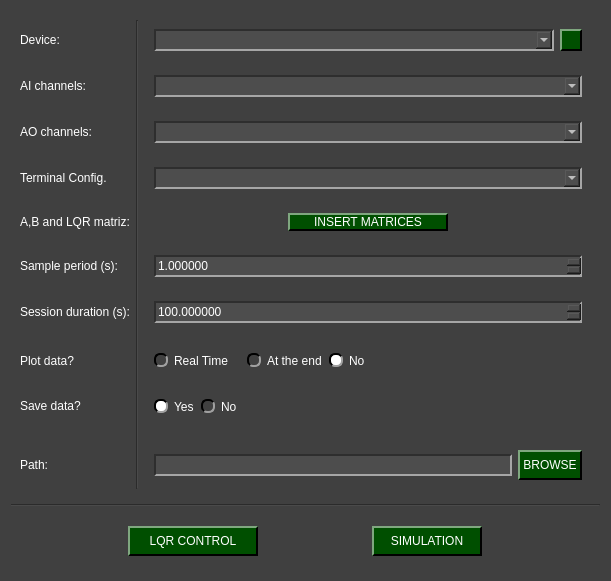
Qt form pydaq/uis/PyDAQ_lqr_control_NIDAQ_widget.ui (viniciusfs14/pydaq) before a commit.
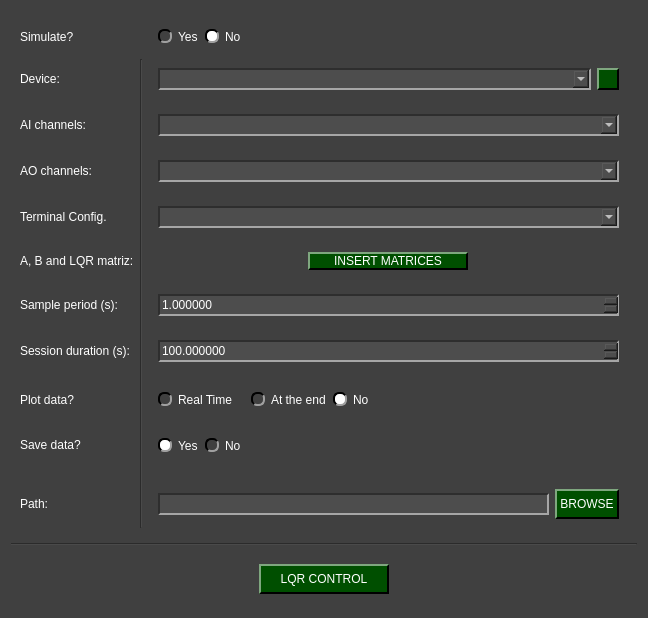
The same form after that commit. Icons and pictures are not drawn.

Commit message: Refactoring the import and adjustments to the lqr control simulation.

```diff
--- a/pydaq/uis/PyDAQ_lqr_control_NIDAQ_widget.ui
+++ b/pydaq/uis/PyDAQ_lqr_control_NIDAQ_widget.ui
@@ -9,8 +9,8 @@
    <rect>
     <x>0</x>
     <y>0</y>
-    <width>611</width>
-    <height>581</height>
+    <width>648</width>
+    <height>618</height>
    </rect>
   </property>
   <property name="minimumSize">
@@ -435,30 +435,55 @@
         </property>
        </widget>
       </item>
-      <item>
-       <widget class="QPushButton" name="simulate_button">
-        <property name="maximumSize">
-         <size>
-          <width>110</width>
-          <height>30</height>
-         </size>
-        </property>
-        <property name="text">
-         <string>SIMULATION</string>
-        </property>
-       </widget>
-      </item>
      </layout>
     </widget>
    </item>
    <item row="0" column="0">
     <widget class="QWidget" name="widget" native="true">
      <layout class="QGridLayout" name="gridLayout">
-      <item row="3" column="2">
-       <widget class="QWidget" name="widget_4" native="true">
-        <layout class="QGridLayout" name="gridLayout_5">
+      <item row="6" column="0">
+       <widget class="QLabel" name="label_4">
+        <property name="minimumSize">
+         <size>
+          <width>0</width>
+          <height>30</height>
+         </size>
+        </property>
+        <property name="maximumSize">
+         <size>
+          <width>16777215</width>
+          <height>30</height>
+         </size>
+        </property>
+        <property name="text">
+         <string>Sample period (s):</string>
+        </property>
+       </widget>
+      </item>
+      <item row="4" column="0">
+       <widget class="QLabel" name="label_terminal">
+        <property name="minimumSize">
+         <size>
+          <width>0</width>
+          <height>30</height>
+         </size>
+        </property>
+        <property name="maximumSize">
+         <size>
+          <width>16777215</width>
+          <height>30</height>
+         </size>
+        </property>
+        <property name="text">
+         <string>Terminal Config.</string>
+        </property>
+       </widget>
+      </item>
+      <item row="1" column="2">
+       <widget class="QWidget" name="widget_device" native="true">
+        <layout class="QGridLayout" name="gridLayout_3">
          <item row="0" column="0">
-          <widget class="QComboBox" name="terminal_config_combo">
+          <widget class="QComboBox" name="device_combo">
            <property name="minimumSize">
             <size>
              <width>0</width>
@@ -473,47 +498,48 @@
            </property>
           </widget>
          </item>
+         <item row="0" column="1">
+          <widget class="QPushButton" name="reload_devices">
+           <property name="minimumSize">
+            <size>
+             <width>22</width>
+             <height>22</height>
+            </size>
+           </property>
+           <property name="maximumSize">
+            <size>
+             <width>22</width>
+             <height>22</height>
+            </size>
+           </property>
+           <property name="text">
+            <string/>
+           </property>
+          </widget>
+         </item>
         </layout>
        </widget>
       </item>
+      <item row="3" column="0">
+       <widget class="QLabel" name="label_ao_channel">
+        <property name="minimumSize">
+         <size>
+          <width>0</width>
+          <height>30</height>
+         </size>
+        </property>
+        <property name="maximumSize">
+         <size>
+          <width>16777215</width>
+          <height>30</height>
+         </size>
+        </property>
+        <property name="text">
+         <string>AO channels:</string>
+        </property>
+       </widget>
+      </item>
       <item row="5" column="2">
-       <widget class="QWidget" name="widget_5" native="true">
-        <layout class="QGridLayout" name="gridLayout_6">
-         <item row="0" column="0">
-          <widget class="QDoubleSpinBox" name="Ts_in">
-           <property name="minimumSize">
-            <size>
-             <width>0</width>
-             <height>22</height>
-            </size>
-           </property>
-           <property name="maximumSize">
-            <size>
-             <width>16777215</width>
-             <height>22</height>
-            </size>
-           </property>
-           <property name="decimals">
-            <number>6</number>
-           </property>
-           <property name="maximum">
-            <double>999999999999.000000000000000</double>
-           </property>
-           <property name="singleStep">
-            <double>0.010000000000000</double>
-           </property>
-           <property name="stepType">
-            <enum>QAbstractSpinBox::StepType::AdaptiveDecimalStepType</enum>
-           </property>
-           <property name="value">
-            <double>1.000000000000000</double>
-           </property>
-          </widget>
-         </item>
-        </layout>
-       </widget>
-      </item>
-      <item row="4" column="2">
        <widget class="QWidget" name="widget_11" native="true">
         <layout class="QGridLayout" name="gridLayout_8">
          <item row="0" column="0">
@@ -538,7 +564,197 @@
         </layout>
        </widget>
       </item>
-      <item row="7" column="2" alignment="Qt::AlignmentFlag::AlignLeft">
+      <item row="1" column="0">
+       <widget class="QLabel" name="label_device">
+        <property name="minimumSize">
+         <size>
+          <width>0</width>
+          <height>30</height>
+         </size>
+        </property>
+        <property name="maximumSize">
+         <size>
+          <width>16777215</width>
+          <height>30</height>
+         </size>
+        </property>
+        <property name="text">
+         <string>Device:</string>
+        </property>
+       </widget>
+      </item>
+      <item row="12" column="2">
+       <widget class="QWidget" name="widget_9" native="true">
+        <layout class="QHBoxLayout" name="horizontalLayout_3">
+         <item alignment="Qt::AlignmentFlag::AlignVCenter">
+          <widget class="QLineEdit" name="path_line_edit">
+           <property name="minimumSize">
+            <size>
+             <width>0</width>
+             <height>22</height>
+            </size>
+           </property>
+           <property name="maximumSize">
+            <size>
+             <width>16777215</width>
+             <height>22</height>
+            </size>
+           </property>
+          </widget>
+         </item>
+         <item alignment="Qt::AlignmentFlag::AlignVCenter">
+          <widget class="QPushButton" name="path_folder_browse">
+           <property name="minimumSize">
+            <size>
+             <width>0</width>
+             <height>30</height>
+            </size>
+           </property>
+           <property name="maximumSize">
+            <size>
+             <width>16777215</width>
+             <height>30</height>
+            </size>
+           </property>
+           <property name="text">
+            <string> BROWSE </string>
+           </property>
+          </widget>
+         </item>
+        </layout>
+       </widget>
+      </item>
+      <item row="7" column="0">
+       <widget class="QLabel" name="label_5">
+        <property name="minimumSize">
+         <size>
+          <width>0</width>
+          <height>30</height>
+         </size>
+        </property>
+        <property name="maximumSize">
+         <size>
+          <width>16777215</width>
+          <height>30</height>
+         </size>
+        </property>
+        <property name="text">
+         <string>Session duration (s):</string>
+        </property>
+       </widget>
+      </item>
+      <item row="8" column="0">
+       <widget class="QLabel" name="label_6">
+        <property name="minimumSize">
+         <size>
+          <width>0</width>
+          <height>30</height>
+         </size>
+        </property>
+        <property name="maximumSize">
+         <size>
+          <width>16777215</width>
+          <height>30</height>
+         </size>
+        </property>
+        <property name="text">
+         <string>Plot data?</string>
+        </property>
+       </widget>
+      </item>
+      <item row="3" column="2">
+       <widget class="QWidget" name="widget_ao_channel" native="true">
+        <layout class="QGridLayout" name="gridLayout_2">
+         <item row="0" column="0">
+          <widget class="QComboBox" name="ao_channel_combo">
+           <property name="minimumSize">
+            <size>
+             <width>0</width>
+             <height>22</height>
+            </size>
+           </property>
+           <property name="maximumSize">
+            <size>
+             <width>16777215</width>
+             <height>22</height>
+            </size>
+           </property>
+          </widget>
+         </item>
+        </layout>
+       </widget>
+      </item>
+      <item row="4" column="2">
+       <widget class="QWidget" name="widget_terminal" native="true">
+        <layout class="QGridLayout" name="gridLayout_5">
+         <item row="0" column="0">
+          <widget class="QComboBox" name="terminal_config_combo">
+           <property name="minimumSize">
+            <size>
+             <width>0</width>
+             <height>22</height>
+            </size>
+           </property>
+           <property name="maximumSize">
+            <size>
+             <width>16777215</width>
+             <height>22</height>
+            </size>
+           </property>
+          </widget>
+         </item>
+        </layout>
+       </widget>
+      </item>
+      <item row="9" column="2" alignment="Qt::AlignmentFlag::AlignLeft">
+       <widget class="QWidget" name="widget_8" native="true">
+        <layout class="QHBoxLayout" name="horizontalLayout_2">
+         <item>
+          <widget class="QRadioButton" name="yes_save_radio">
+           <property name="text">
+            <string>Yes</string>
+           </property>
+           <property name="checked">
+            <bool>true</bool>
+           </property>
+           <attribute name="buttonGroup">
+            <string notr="true">save_radio_group</string>
+           </attribute>
+          </widget>
+         </item>
+         <item>
+          <widget class="QRadioButton" name="no_save_radio">
+           <property name="text">
+            <string>No</string>
+           </property>
+           <attribute name="buttonGroup">
+            <string notr="true">save_radio_group</string>
+           </attribute>
+          </widget>
+         </item>
+        </layout>
+       </widget>
+      </item>
+      <item row="2" column="0">
+       <widget class="QLabel" name="label_ai_channel">
+        <property name="minimumSize">
+         <size>
+          <width>0</width>
+          <height>30</height>
+         </size>
+        </property>
+        <property name="maximumSize">
+         <size>
+          <width>16777215</width>
+          <height>30</height>
+         </size>
+        </property>
+        <property name="text">
+         <string>AI channels:</string>
+        </property>
+       </widget>
+      </item>
+      <item row="8" column="2" alignment="Qt::AlignmentFlag::AlignLeft">
        <widget class="QWidget" name="widget_7" native="true">
         <layout class="QHBoxLayout" name="horizontalLayout">
          <item>
@@ -597,8 +813,8 @@
         </layout>
        </widget>
       </item>
-      <item row="0" column="0">
-       <widget class="QLabel" name="label">
+      <item row="12" column="0" alignment="Qt::AlignmentFlag::AlignVCenter">
+       <widget class="QLabel" name="label_8">
         <property name="minimumSize">
          <size>
           <width>0</width>
@@ -612,56 +828,11 @@
          </size>
         </property>
         <property name="text">
-         <string>Device:</string>
+         <string>Path:</string>
         </property>
        </widget>
       </item>
-      <item row="6" column="0">
-       <widget class="QLabel" name="label_5">
-        <property name="minimumSize">
-         <size>
-          <width>0</width>
-          <height>30</height>
-         </size>
-        </property>
-        <property name="maximumSize">
-         <size>
-          <width>16777215</width>
-          <height>30</height>
-         </size>
-        </property>
-        <property name="text">
-         <string>Session duration (s):</string>
-        </property>
-       </widget>
-      </item>
-      <item row="3" column="0">
-       <widget class="QLabel" name="label_3">
-        <property name="minimumSize">
-         <size>
-          <width>0</width>
-          <height>30</height>
-         </size>
-        </property>
-        <property name="maximumSize">
-         <size>
-          <width>16777215</width>
-          <height>30</height>
-         </size>
-        </property>
-        <property name="text">
-         <string>Terminal Config.</string>
-        </property>
-       </widget>
-      </item>
-      <item row="4" column="0">
-       <widget class="QLabel" name="label_10">
-        <property name="text">
-         <string>A,B and LQR matriz:</string>
-        </property>
-       </widget>
-      </item>
-      <item row="6" column="2">
+      <item row="7" column="2">
        <widget class="QWidget" name="widget_6" native="true">
         <layout class="QGridLayout" name="gridLayout_7">
          <item row="0" column="0">
@@ -701,11 +872,11 @@
         </layout>
        </widget>
       </item>
-      <item row="0" column="2">
-       <widget class="QWidget" name="widget_2" native="true">
-        <layout class="QGridLayout" name="gridLayout_3">
+      <item row="6" column="2">
+       <widget class="QWidget" name="widget_5" native="true">
+        <layout class="QGridLayout" name="gridLayout_6">
          <item row="0" column="0">
-          <widget class="QComboBox" name="device_combo">
+          <widget class="QDoubleSpinBox" name="Ts_in">
            <property name="minimumSize">
             <size>
              <width>0</width>
@@ -718,206 +889,34 @@
              <height>22</height>
             </size>
            </property>
-          </widget>
-         </item>
-         <item row="0" column="1">
-          <widget class="QPushButton" name="reload_devices">
-           <property name="minimumSize">
-            <size>
-             <width>22</width>
-             <height>22</height>
-            </size>
+           <property name="decimals">
+            <number>6</number>
            </property>
-           <property name="maximumSize">
-            <size>
-             <width>22</width>
-             <height>22</height>
-            </size>
+           <property name="maximum">
+            <double>999999999999.000000000000000</double>
            </property>
-           <property name="text">
-            <string/>
+           <property name="singleStep">
+            <double>0.010000000000000</double>
            </property>
-          </widget>
-         </item>
-        </layout>
-       </widget>
-      </item>
-      <item row="5" column="0">
-       <widget class="QLabel" name="label_4">
-        <property name="minimumSize">
-         <size>
-          <width>0</width>
-          <height>30</height>
-         </size>
-        </property>
-        <property name="maximumSize">
-         <size>
-          <width>16777215</width>
-          <height>30</height>
-         </size>
-        </property>
-        <property name="text">
-         <string>Sample period (s):</string>
-        </property>
-       </widget>
-      </item>
-      <item row="2" column="0">
-       <widget class="QLabel" name="label_9">
-        <property name="minimumSize">
-         <size>
-          <width>0</width>
-          <height>30</height>
-         </size>
-        </property>
-        <property name="maximumSize">
-         <size>
-          <width>16777215</width>
-          <height>30</height>
-         </size>
-        </property>
-        <property name="text">
-         <string>AO channels:</string>
-        </property>
-       </widget>
-      </item>
-      <item row="2" column="2">
-       <widget class="QWidget" name="widget_10" native="true">
-        <layout class="QGridLayout" name="gridLayout_2">
-         <item row="0" column="0">
-          <widget class="QComboBox" name="ao_channel_combo">
-           <property name="minimumSize">
-            <size>
-             <width>0</width>
-             <height>22</height>
-            </size>
+           <property name="stepType">
+            <enum>QAbstractSpinBox::StepType::AdaptiveDecimalStepType</enum>
            </property>
-           <property name="maximumSize">
-            <size>
-             <width>16777215</width>
-             <height>22</height>
-            </size>
+           <property name="value">
+            <double>1.000000000000000</double>
            </property>
           </widget>
          </item>
         </layout>
        </widget>
       </item>
-      <item row="11" column="0" alignment="Qt::AlignmentFlag::AlignVCenter">
-       <widget class="QLabel" name="label_8">
-        <property name="minimumSize">
-         <size>
-          <width>0</width>
-          <height>30</height>
-         </size>
-        </property>
-        <property name="maximumSize">
-         <size>
-          <width>16777215</width>
-          <height>30</height>
-         </size>
-        </property>
-        <property name="text">
-         <string>Path:</string>
-        </property>
-       </widget>
-      </item>
-      <item row="8" column="2" alignment="Qt::AlignmentFlag::AlignLeft">
-       <widget class="QWidget" name="widget_8" native="true">
-        <layout class="QHBoxLayout" name="horizontalLayout_2">
-         <item>
-          <widget class="QRadioButton" name="yes_save_radio">
-           <property name="text">
-            <string>Yes</string>
-           </property>
-           <property name="checked">
-            <bool>true</bool>
-           </property>
-           <attribute name="buttonGroup">
-            <string notr="true">save_radio_group</string>
-           </attribute>
-          </widget>
-         </item>
-         <item>
-          <widget class="QRadioButton" name="no_save_radio">
-           <property name="text">
-            <string>No</string>
-           </property>
-           <attribute name="buttonGroup">
-            <string notr="true">save_radio_group</string>
-           </attribute>
-          </widget>
-         </item>
-        </layout>
-       </widget>
-      </item>
-      <item row="7" column="0">
-       <widget class="QLabel" name="label_6">
-        <property name="minimumSize">
-         <size>
-          <width>0</width>
-          <height>30</height>
-         </size>
-        </property>
-        <property name="maximumSize">
-         <size>
-          <width>16777215</width>
-          <height>30</height>
-         </size>
-        </property>
-        <property name="text">
-         <string>Plot data?</string>
-        </property>
-       </widget>
-      </item>
-      <item row="1" column="0">
-       <widget class="QLabel" name="label_2">
-        <property name="minimumSize">
-         <size>
-          <width>0</width>
-          <height>30</height>
-         </size>
-        </property>
-        <property name="maximumSize">
-         <size>
-          <width>16777215</width>
-          <height>30</height>
-         </size>
-        </property>
-        <property name="text">
-         <string>AI channels:</string>
-        </property>
-       </widget>
-      </item>
-      <item row="1" column="2">
-       <widget class="QWidget" name="widget_3" native="true">
-        <layout class="QGridLayout" name="gridLayout_4">
-         <item row="0" column="0">
-          <widget class="QComboBox" name="ai_channel_combo">
-           <property name="minimumSize">
-            <size>
-             <width>0</width>
-             <height>22</height>
-            </size>
-           </property>
-           <property name="maximumSize">
-            <size>
-             <width>16777215</width>
-             <height>22</height>
-            </size>
-           </property>
-          </widget>
-         </item>
-        </layout>
-       </widget>
-      </item>
-      <item row="0" column="1" rowspan="12">
+      <item row="1" column="1" rowspan="12">
        <widget class="Line" name="line">
         <property name="orientation">
          <enum>Qt::Orientation::Vertical</enum>
         </property>
        </widget>
       </item>
-      <item row="8" column="0">
+      <item row="9" column="0">
        <widget class="QLabel" name="label_7">
         <property name="minimumSize">
          <size>
@@ -936,11 +935,11 @@
         </property>
        </widget>
       </item>
-      <item row="11" column="2">
-       <widget class="QWidget" name="widget_9" native="true">
-        <layout class="QHBoxLayout" name="horizontalLayout_3">
-         <item alignment="Qt::AlignmentFlag::AlignVCenter">
-          <widget class="QLineEdit" name="path_line_edit">
+      <item row="2" column="2">
+       <widget class="QWidget" name="widget_ai_channel" native="true">
+        <layout class="QGridLayout" name="gridLayout_4">
+         <item row="0" column="0">
+          <widget class="QComboBox" name="ai_channel_combo">
            <property name="minimumSize">
             <size>
              <width>0</width>
@@ -955,23 +954,47 @@
            </property>
           </widget>
          </item>
-         <item alignment="Qt::AlignmentFlag::AlignVCenter">
-          <widget class="QPushButton" name="path_folder_browse">
-           <property name="minimumSize">
-            <size>
-             <width>0</width>
-             <height>30</height>
-            </size>
+        </layout>
+       </widget>
+      </item>
+      <item row="5" column="0">
+       <widget class="QLabel" name="label_10">
+        <property name="text">
+         <string>A, B and LQR matriz:</string>
+        </property>
+       </widget>
+      </item>
+      <item row="0" column="0">
+       <widget class="QLabel" name="label_simulate">
+        <property name="text">
+         <string>Simulate?</string>
+        </property>
+       </widget>
+      </item>
+      <item row="0" column="2" alignment="Qt::AlignmentFlag::AlignLeft">
+       <widget class="QWidget" name="widget_13" native="true">
+        <layout class="QGridLayout" name="gridLayout_9">
+         <item row="0" column="0">
+          <widget class="QRadioButton" name="yes_simulate_radio">
+           <property name="text">
+            <string>Yes</string>
            </property>
-           <property name="maximumSize">
-            <size>
-             <width>16777215</width>
-             <height>30</height>
-            </size>
-           </property>
+           <attribute name="buttonGroup">
+            <string notr="true">simulate_radio_group</string>
+           </attribute>
+          </widget>
+         </item>
+         <item row="0" column="1">
+          <widget class="QRadioButton" name="no_simulate_radio">
            <property name="text">
-            <string> BROWSE </string>
+            <string>No</string>
            </property>
+           <property name="checked">
+            <bool>true</bool>
+           </property>
+           <attribute name="buttonGroup">
+            <string notr="true">simulate_radio_group</string>
+           </attribute>
           </widget>
          </item>
         </layout>
```
Left out of the diff: 1 changed line with no effect on the pictures. The commit also changes 32 other files.
